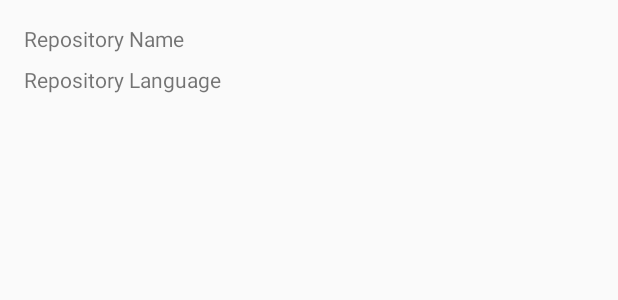
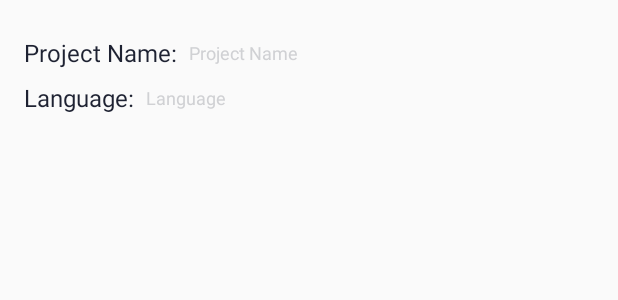
Before and after one commit to caginakgul/Electricity, an Android app: the layout repository_item.xml on its own in the app's theme, with its tools: preview values and no code run, on a phone screen of 412 x 824 dp. Shown: the top 300 px of the screen. Run offline under Robolectric (Android 15) with nearby library versions, the phone set to English and light mode, and no system bars.

Commit message:
Changin recycler item ui and organising res files.

```diff
--- a/app/src/main/java/com/example/electricity/ui/RepositoryAdapter.kt
+++ b/app/src/main/java/com/example/electricity/ui/RepositoryAdapter.kt
@@ -27,8 +27,8 @@ class RepositoryAdapter(
 
     inner class ViewHolder(item: View) : RecyclerView.ViewHolder(item) {
         fun bind(repository: RepositoryDetails, clickListener: OnItemClickListener) {
-            itemView.nameTextView.text = repository.name
-            itemView.languageTextView.text = repository.language
+            itemView.nameTextViewDynamic.text = repository.name
+            itemView.languageTextViewDynamic.text = repository.language
             itemView.setOnClickListener { clickListener.onItemClicked(repository) }
         }
     }
--- a/app/src/main/res/layout/repository_item.xml
+++ b/app/src/main/res/layout/repository_item.xml
@@ -3,25 +3,51 @@
     xmlns:app="http://schemas.android.com/apk/res-auto"
     xmlns:tools="http://schemas.android.com/tools"
     android:layout_width="match_parent"
-    android:layout_height="wrap_content">
+    android:layout_height="wrap_content"
+    android:layout_marginBottom="@dimen/layout_margin_8"
+    android:layout_marginTop="@dimen/layout_margin_8">
 
     <TextView
         android:id="@+id/nameTextView"
+        style="@style/TextAppearanceTitle"
         android:layout_width="wrap_content"
         android:layout_height="wrap_content"
-        android:layout_marginStart="16dp"
-        android:layout_marginTop="16dp"
+        android:layout_marginStart="@dimen/text_view_margin_16"
+        android:layout_marginTop="@dimen/text_view_margin_16"
+        android:text="@string/project_name_info"
         app:layout_constraintStart_toStartOf="parent"
-        app:layout_constraintTop_toTopOf="parent"
-        tools:text="Repository Name" />
+        app:layout_constraintTop_toTopOf="parent" />
 
     <TextView
         android:id="@+id/languageTextView"
+        style="@style/TextAppearanceTitle"
         android:layout_width="wrap_content"
         android:layout_height="wrap_content"
-        android:layout_marginStart="16dp"
-        android:layout_marginTop="8dp"
+        android:layout_marginStart="@dimen/text_view_margin_16"
+        android:layout_marginTop="@dimen/text_view_margin_8"
+        android:text="@string/language_info"
         app:layout_constraintStart_toStartOf="parent"
-        app:layout_constraintTop_toBottomOf="@+id/nameTextView"
-        tools:text="Repository Language" />
+        app:layout_constraintTop_toBottomOf="@+id/nameTextView" />
+
+    <TextView
+        android:id="@+id/nameTextViewDynamic"
+        style="@style/TextAppearanceDescription"
+        android:layout_width="wrap_content"
+        android:layout_height="wrap_content"
+        android:layout_marginStart="@dimen/text_view_margin_8"
+        app:layout_constraintBottom_toBottomOf="@+id/nameTextView"
+        app:layout_constraintStart_toEndOf="@+id/nameTextView"
+        app:layout_constraintTop_toTopOf="@+id/nameTextView"
+        tools:text="Project Name" />
+
+    <TextView
+        android:id="@+id/languageTextViewDynamic"
+        style="@style/TextAppearanceDescription"
+        android:layout_width="wrap_content"
+        android:layout_height="wrap_content"
+        android:layout_marginStart="@dimen/text_view_margin_8"
+        app:layout_constraintBottom_toBottomOf="@+id/languageTextView"
+        app:layout_constraintStart_toEndOf="@+id/languageTextView"
+        app:layout_constraintTop_toTopOf="@+id/languageTextView"
+        tools:text="Language" />
 </androidx.constraintlayout.widget.ConstraintLayout>
--- a/app/src/main/res/values/colors.xml
+++ b/app/src/main/res/values/colors.xml
@@ -3,4 +3,8 @@
     <color name="colorPrimary">#008577</color>
     <color name="colorPrimaryDark">#00574B</color>
     <color name="colorAccent">#D81B60</color>
+
+    <!-- Text Colors !-->
+    <color name="text_description">#80a5a7ad</color>
+    <color name="text_title">#1e2232</color>
 </resources>
--- /dev/null
+++ b/app/src/main/res/values/dimen.xml
@@ -0,0 +1,11 @@
+<?xml version="1.0" encoding="utf-8"?>
+<resources>
+    <!-- Margins !-->
+    <dimen name="text_view_margin_8">8dp</dimen>
+    <dimen name="text_view_margin_16">16dp</dimen>
+    <dimen name="layout_margin_8">8dp</dimen>
+
+    <!-- Text Sizes -->
+    <dimen name="text_title">16sp</dimen>
+    <dimen name="text_description">12sp</dimen>
+</resources>
--- a/app/src/main/res/values/strings.xml
+++ b/app/src/main/res/values/strings.xml
@@ -1,3 +1,6 @@
 <resources>
     <string name="app_name">Electricity</string>
+
+    <string name="project_name_info">Project Name:</string>
+    <string name="language_info">Language:</string>
 </resources>
--- a/app/src/main/res/values/styles.xml
+++ b/app/src/main/res/values/styles.xml
@@ -8,4 +8,17 @@
         <item name="colorAccent">@color/colorAccent</item>
     </style>
 
+    <!-- Text -->
+    <style name="TextAppearanceTitle">
+        <item name="android:textSize">@dimen/text_title</item>
+        <item name="android:textColor">@color/text_title</item>
+        <item name="android:textStyle">normal</item>
+    </style>
+
+    <style name="TextAppearanceDescription">
+        <item name="android:textSize">@dimen/text_description</item>
+        <item name="android:textColor">@color/text_description</item>
+        <item name="android:textStyle">normal</item>
+    </style>
+
 </resources>
```
